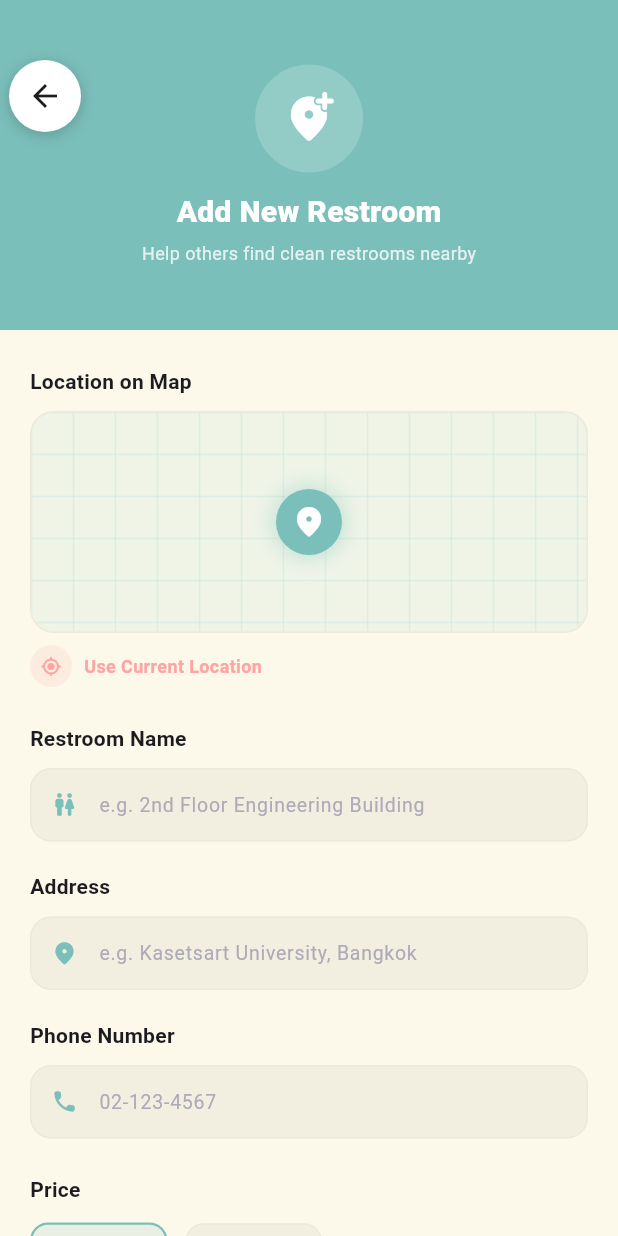
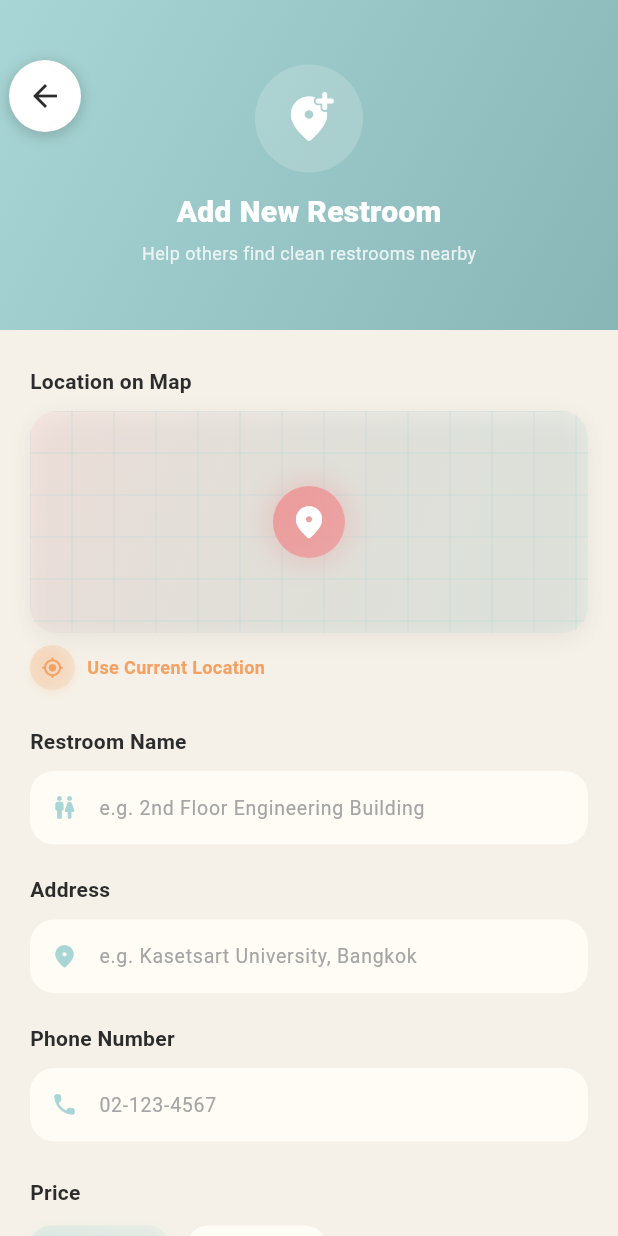
Before and after one commit to chaoticJester/01418342-Project-RestroomNearU, a Flutter app: the AddNewRestroomPage screen opened by its route, on a phone screen of 412 x 824 dp. Run offline on Flutter 3.47's test engine with Material 3 defaults, Android fonts, the phone set to English and light mode, and no system bars; our stand-ins replace cloud_firestore, firebase_auth, firebase_core, font_awesome_flutter, google_maps_flutter, google_sign_in and 1 more; accounts and stored records are empty.

Commit message:
style: redesign AddNewRestroomPage with Figma-inspired theme
- Update color palette to match warm cream and soft pastels
- Replace teal/coral with pink/mint accent colors
- Add gradient background to hero header (mint gradient)
- Redesign map preview with pink-to-mint gradient and shadow
- Update location marker with pink gradient and glow effect
- Add gradient to use location button (orange accent)
- Remove borders from text fields, add mint focus state
- Update price toggle chips with gradients and shadows
- Add gradient to 24-hour toggle switch
- Apply soft shadows to time pickers (no borders)
- Redesign amenity grid items with pink gradients
- Update photo add button with mint gradient
- Enhance submit button with mint gradient and prominent shadow
- Remove all solid borders for cleaner, handcrafted aesthetic
- Update all snackbar colors to mint
- Adjust grid painter color for map preview

Co-Authored-By: Warp <agent@warp.dev>

```diff
--- a/lib/pages/user/add_new_restroom_page.dart
+++ b/lib/pages/user/add_new_restroom_page.dart
@@ -2,19 +2,21 @@ import 'package:flutter/material.dart';
 import 'package:flutter/services.dart';
 
 // ─────────────────────────────────────────────
-// Design tokens (mirrors user_homepage.dart)
+// Design tokens - Figma inspired theme
 // ─────────────────────────────────────────────
 class _C {
-  static const bg         = Color(0xFFFCF9EA);
-  static const teal       = Color(0xFFBADFDB);
-  static const tealDark   = Color(0xFF7BBFBA);
-  static const coral      = Color(0xFFFFA4A4);
-  static const textDark   = Color(0xFF1C1B1F);
-  static const textMid    = Color(0xFF6B6874);
-  static const textLight  = Color(0xFFAEABB8);
-  static const divider    = Color(0xFFECE9DA);
-  static const fieldFill  = Color(0xFFF2EFE0);
-  static const cardBg     = Color(0xFFF7F4E6);
+  static const bg        = Color(0xFFF5F1E8);  // Warm cream background
+  static const card      = Color(0xFFFFFDFA);  // Lighter card surface
+  static const pink      = Color(0xFFEC9B9B);  // Soft pink accent
+  static const pinkLight = Color(0xFFF5D4D4);  // Light pink for backgrounds
+  static const mint      = Color(0xFFA8D5D5);  // Mint/teal accent
+  static const mintDark  = Color(0xFF88B5B5);  // Darker mint
+  static const orange    = Color(0xFFF5A162);  // Warm orange
+  static const textDark  = Color(0xFF2C2C2C);  // Near black
+  static const textMid   = Color(0xFF6B6B6B);  // Medium gray
+  static const textLight = Color(0xFFA5A5A5);  // Light gray
+  static const divider   = Color(0xFFE8E4DB);  // Soft divider
+  static const fieldFill = Color(0xFFFFFBF5);  // Input field background
 }
 
 class AddNewRestroomPage extends StatefulWidget {
@@ -94,7 +96,7 @@ class _AddNewRestroomPageState extends State<AddNewRestroomPage>
       builder: (context, child) => Theme(
         data: Theme.of(context).copyWith(
           colorScheme: const ColorScheme.light(
-            primary: _C.tealDark,
+            primary: _C.mint,
             onPrimary: Colors.white,
             surface: _C.bg,
           ),
@@ -111,7 +113,7 @@ class _AddNewRestroomPageState extends State<AddNewRestroomPage>
       ScaffoldMessenger.of(context).showSnackBar(
         SnackBar(
           content: const Text('Submitting restroom…'),
-          backgroundColor: _C.tealDark,
+          backgroundColor: _C.mint,
           behavior: SnackBarBehavior.floating,
           shape: RoundedRectangleBorder(borderRadius: BorderRadius.circular(12)),
         ),
@@ -223,8 +225,12 @@ class _AddNewRestroomPageState extends State<AddNewRestroomPage>
         Container(
           height: 220,
           width: double.infinity,
-          decoration: const BoxDecoration(
-            color: Color(0xFF7BBFBA),
+          decoration: BoxDecoration(
+            gradient: LinearGradient(
+              begin: Alignment.topLeft,
+              end: Alignment.bottomRight,
+              colors: [_C.mint, _C.mintDark],
+            ),
           ),
           child: Stack(
             children: [
@@ -327,9 +333,19 @@ class _AddNewRestroomPageState extends State<AddNewRestroomPage>
       width: double.infinity,
       height: 148,
       decoration: BoxDecoration(
-        borderRadius: BorderRadius.circular(16),
-        color: _C.teal.withOpacity(0.2),
-        border: Border.all(color: _C.divider),
+        borderRadius: BorderRadius.circular(18),
+        gradient: LinearGradient(
+          colors: [_C.pinkLight.withOpacity(0.4), _C.mint.withOpacity(0.15)],
+          begin: Alignment.topLeft,
+          end: Alignment.bottomRight,
+        ),
+        boxShadow: [
+          BoxShadow(
+            color: Colors.black.withOpacity(0.06),
+            blurRadius: 12,
+            offset: const Offset(0, 4),
+          ),
+        ],
       ),
       child: ClipRRect(
         borderRadius: BorderRadius.circular(16),
@@ -339,20 +355,24 @@ class _AddNewRestroomPageState extends State<AddNewRestroomPage>
             // Grid pattern for map-like appearance
             CustomPaint(size: const Size(double.infinity, 148), painter: _GridPainter()),
             Container(
-              width: 44,
-              height: 44,
+              width: 48,
+              height: 48,
               decoration: BoxDecoration(
-                color: _C.tealDark,
+                gradient: LinearGradient(
+                  colors: [_C.pink, _C.pink.withOpacity(0.8)],
+                  begin: Alignment.topLeft,
+                  end: Alignment.bottomRight,
+                ),
                 shape: BoxShape.circle,
                 boxShadow: [
                   BoxShadow(
-                    color: _C.tealDark.withOpacity(0.4),
-                    blurRadius: 12,
-                    spreadRadius: 2,
+                    color: _C.pink.withOpacity(0.4),
+                    blurRadius: 16,
+                    spreadRadius: 3,
                   ),
                 ],
               ),
-              child: const Icon(Icons.location_on_rounded, color: Colors.white, size: 24),
+              child: const Icon(Icons.location_on_rounded, color: Colors.white, size: 26),
             ),
           ],
         ),
@@ -368,7 +388,7 @@ class _AddNewRestroomPageState extends State<AddNewRestroomPage>
         ScaffoldMessenger.of(context).showSnackBar(
           SnackBar(
             content: const Text('Getting current location…'),
-            backgroundColor: _C.tealDark,
+            backgroundColor: _C.mint,
             behavior: SnackBarBehavior.floating,
             shape: RoundedRectangleBorder(borderRadius: BorderRadius.circular(12)),
           ),
@@ -378,21 +398,32 @@ class _AddNewRestroomPageState extends State<AddNewRestroomPage>
         mainAxisSize: MainAxisSize.min,
         children: [
           Container(
-            width: 28,
-            height: 28,
+            width: 30,
+            height: 30,
             decoration: BoxDecoration(
-              color: _C.coral.withOpacity(0.15),
+              gradient: LinearGradient(
+                colors: [_C.orange.withOpacity(0.25), _C.orange.withOpacity(0.1)],
+                begin: Alignment.topLeft,
+                end: Alignment.bottomRight,
+              ),
               shape: BoxShape.circle,
+              boxShadow: [
+                BoxShadow(
+                  color: _C.orange.withOpacity(0.15),
+                  blurRadius: 4,
+                  offset: const Offset(0, 2),
+                ),
+              ],
             ),
-            child: const Icon(Icons.my_location_rounded, size: 14, color: _C.coral),
+            child: const Icon(Icons.my_location_rounded, size: 15, color: _C.orange),
           ),
           const SizedBox(width: 8),
           const Text(
             'Use Current Location',
             style: TextStyle(
               fontSize: 12,
-              fontWeight: FontWeight.w600,
-              color: _C.coral,
+              fontWeight: FontWeight.w700,
+              color: _C.orange,
             ),
           ),
         ],
@@ -418,7 +449,7 @@ class _AddNewRestroomPageState extends State<AddNewRestroomPage>
         hintStyle: const TextStyle(fontSize: 13, color: _C.textLight),
         prefixIcon: Padding(
           padding: const EdgeInsets.only(left: 14, right: 10),
-          child: Icon(icon, size: 18, color: _C.tealDark),
+          child: Icon(icon, size: 18, color: _C.mint),
         ),
         prefixIconConstraints: const BoxConstraints(minWidth: 0, minHeight: 0),
         filled: true,
@@ -428,16 +459,16 @@ class _AddNewRestroomPageState extends State<AddNewRestroomPage>
           borderSide: BorderSide.none,
         ),
         enabledBorder: OutlineInputBorder(
-          borderRadius: BorderRadius.circular(14),
-          borderSide: const BorderSide(color: _C.divider, width: 1),
+          borderRadius: BorderRadius.circular(16),
+          borderSide: BorderSide.none,
         ),
         focusedBorder: OutlineInputBorder(
-          borderRadius: BorderRadius.circular(14),
-          borderSide: const BorderSide(color: _C.tealDark, width: 1.5),
+          borderRadius: BorderRadius.circular(16),
+          borderSide: const BorderSide(color: _C.mint, width: 2),
         ),
         errorBorder: OutlineInputBorder(
-          borderRadius: BorderRadius.circular(14),
-          borderSide: const BorderSide(color: _C.coral, width: 1.5),
+          borderRadius: BorderRadius.circular(16),
+          borderSide: const BorderSide(color: _C.pink, width: 2),
         ),
         contentPadding: const EdgeInsets.symmetric(horizontal: 16, vertical: 14),
       ),
@@ -453,7 +484,7 @@ class _AddNewRestroomPageState extends State<AddNewRestroomPage>
           icon: Icons.money_off_rounded,
           selected: isFree,
           onTap: () => setState(() => isFree = true),
-          activeColor: _C.tealDark,
+          activeColor: _C.mint,
         ),
         const SizedBox(width: 12),
         _toggleChip(
@@ -461,7 +492,7 @@ class _AddNewRestroomPageState extends State<AddNewRestroomPage>
           icon: Icons.paid_rounded,
           selected: !isFree,
           onTap: () => setState(() => isFree = false),
-          activeColor: _C.coral,
+          activeColor: _C.pink,
         ),
       ],
     );
@@ -482,14 +513,26 @@ class _AddNewRestroomPageState extends State<AddNewRestroomPage>
       child: AnimatedContainer(
         duration: const Duration(milliseconds: 200),
         curve: Curves.easeOut,
-        padding: const EdgeInsets.symmetric(horizontal: 20, vertical: 10),
+        padding: const EdgeInsets.symmetric(horizontal: 22, vertical: 11),
         decoration: BoxDecoration(
-          color: selected ? activeColor.withOpacity(0.15) : _C.fieldFill,
-          borderRadius: BorderRadius.circular(12),
-          border: Border.all(
-            color: selected ? activeColor : _C.divider,
-            width: selected ? 1.5 : 1,
-          ),
+          gradient: selected
+              ? LinearGradient(
+                  colors: [activeColor.withOpacity(0.22), activeColor.withOpacity(0.08)],
+                  begin: Alignment.topLeft,
+                  end: Alignment.bottomRight,
+                )
+              : null,
+          color: selected ? null : _C.fieldFill,
+          borderRadius: BorderRadius.circular(14),
+          boxShadow: selected
+              ? [
+                  BoxShadow(
+                    color: activeColor.withOpacity(0.2),
+                    blurRadius: 8,
+                    offset: const Offset(0, 3),
+                  ),
+                ]
+              : null,
         ),
         child: Row(
           mainAxisSize: MainAxisSize.min,
@@ -525,11 +568,27 @@ class _AddNewRestroomPageState extends State<AddNewRestroomPage>
             children: [
               AnimatedContainer(
                 duration: const Duration(milliseconds: 200),
-                width: 44,
-                height: 24,
+                width: 46,
+                height: 26,
                 decoration: BoxDecoration(
                   borderRadius: BorderRadius.circular(99),
-                  color: is24Hours ? _C.tealDark : _C.divider,
+                  gradient: is24Hours
+                      ? LinearGradient(
+                          colors: [_C.mint, _C.mintDark],
+                          begin: Alignment.centerLeft,
+                          end: Alignment.centerRight,
+                        )
+                      : null,
+                  color: is24Hours ? null : _C.divider,
+                  boxShadow: is24Hours
+                      ? [
+                          BoxShadow(
+                            color: _C.mint.withOpacity(0.3),
+                            blurRadius: 6,
+                            offset: const Offset(0, 2),
+                          ),
+                        ]
+                      : null,
                 ),
                 child: AnimatedAlign(
                   duration: const Duration(milliseconds: 200),
@@ -551,8 +610,8 @@ class _AddNewRestroomPageState extends State<AddNewRestroomPage>
                 'Open 24 hours',
                 style: TextStyle(
                   fontSize: 13,
-                  fontWeight: FontWeight.w600,
-                  color: is24Hours ? _C.tealDark : _C.textMid,
+                  fontWeight: FontWeight.w700,
+                  color: is24Hours ? _C.mint : _C.textMid,
                 ),
               ),
             ],
@@ -587,12 +646,18 @@ class _AddNewRestroomPageState extends State<AddNewRestroomPage>
         padding: const EdgeInsets.symmetric(horizontal: 14, vertical: 12),
         decoration: BoxDecoration(
           color: _C.fieldFill,
-          borderRadius: BorderRadius.circular(14),
-          border: Border.all(color: _C.divider),
+          borderRadius: BorderRadius.circular(16),
+          boxShadow: [
+            BoxShadow(
+              color: Colors.black.withOpacity(0.04),
+              blurRadius: 6,
+              offset: const Offset(0, 2),
+            ),
+          ],
         ),
         child: Row(
           children: [
-            Icon(Icons.access_time_rounded, size: 16, color: _C.tealDark),
+            Icon(Icons.access_time_rounded, size: 16, color: _C.mint),
             const SizedBox(width: 8),
             Column(
               crossAxisAlignment: CrossAxisAlignment.start,
@@ -641,19 +706,31 @@ class _AddNewRestroomPageState extends State<AddNewRestroomPage>
             curve: Curves.easeOut,
             padding: const EdgeInsets.symmetric(horizontal: 12),
             decoration: BoxDecoration(
-              color: value ? _C.teal.withOpacity(0.2) : _C.fieldFill,
-              borderRadius: BorderRadius.circular(12),
-              border: Border.all(
-                color: value ? _C.tealDark.withOpacity(0.4) : _C.divider,
-                width: value ? 1.5 : 1,
-              ),
+              gradient: value
+                  ? LinearGradient(
+                      colors: [_C.pinkLight, _C.pink.withOpacity(0.15)],
+                      begin: Alignment.topLeft,
+                      end: Alignment.bottomRight,
+                    )
+                  : null,
+              color: value ? null : _C.fieldFill,
+              borderRadius: BorderRadius.circular(14),
+              boxShadow: value
+                  ? [
+                      BoxShadow(
+                        color: _C.pink.withOpacity(0.15),
+                        blurRadius: 4,
+                        offset: const Offset(0, 2),
+                      ),
+                    ]
+                  : null,
             ),
             child: Row(
               children: [
                 Icon(
                   icon,
                   size: 16,
-                  color: value ? _C.tealDark : _C.textLight,
+                  color: value ? _C.pink : _C.textLight,
                 ),
                 const SizedBox(width: 8),
                 Expanded(
@@ -669,7 +746,7 @@ class _AddNewRestroomPageState extends State<AddNewRestroomPage>
                   ),
                 ),
                 if (value)
-                  const Icon(Icons.check_rounded, size: 13, color: _C.tealDark),
+                  const Icon(Icons.check_rounded, size: 14, color: _C.pink),
               ],
             ),
           ),
@@ -689,7 +766,7 @@ class _AddNewRestroomPageState extends State<AddNewRestroomPage>
             ScaffoldMessenger.of(context).showSnackBar(
               SnackBar(
                 content: const Text('Opening camera/gallery…'),
-                backgroundColor: _C.tealDark,
+                backgroundColor: _C.mint,
                 behavior: SnackBarBehavior.floating,
                 shape: RoundedRectangleBorder(
                     borderRadius: BorderRadius.circular(12)),
@@ -700,16 +777,26 @@ class _AddNewRestroomPageState extends State<AddNewRestroomPage>
             width: 72,
             height: 72,
             decoration: BoxDecoration(
-              color: _C.fieldFill,
-              borderRadius: BorderRadius.circular(14),
-              border: Border.all(color: _C.divider, width: 1.5),
+              gradient: LinearGradient(
+                colors: [_C.mint.withOpacity(0.15), _C.mint.withOpacity(0.05)],
+                begin: Alignment.topLeft,
+                end: Alignment.bottomRight,
+              ),
+              borderRadius: BorderRadius.circular(16),
+              boxShadow: [
+                BoxShadow(
+                  color: _C.mint.withOpacity(0.15),
+                  blurRadius: 8,
+                  offset: const Offset(0, 3),
+                ),
+              ],
             ),
             child: Column(
               mainAxisAlignment: MainAxisAlignment.center,
               children: const [
-                Icon(Icons.add_photo_alternate_rounded, size: 24, color: _C.tealDark),
+                Icon(Icons.add_photo_alternate_rounded, size: 26, color: _C.mint),
                 SizedBox(height: 4),
-                Text('Add', style: TextStyle(fontSize: 10, color: _C.textMid)),
+                Text('Add', style: TextStyle(fontSize: 10, fontWeight: FontWeight.w600, color: _C.mint)),
               ],
             ),
           ),
@@ -722,8 +809,8 @@ class _AddNewRestroomPageState extends State<AddNewRestroomPage>
             width: 72,
             height: 72,
             decoration: BoxDecoration(
-              borderRadius: BorderRadius.circular(14),
-              color: _C.teal.withOpacity(0.2),
+              borderRadius: BorderRadius.circular(16),
+              color: _C.pinkLight.withOpacity(0.3),
             ),
             child: ClipRRect(
               borderRadius: BorderRadius.circular(14),
@@ -741,15 +828,19 @@ class _AddNewRestroomPageState extends State<AddNewRestroomPage>
       onTap: _submitForm,
       child: Container(
         width: double.infinity,
-        padding: const EdgeInsets.symmetric(vertical: 16),
+        padding: const EdgeInsets.symmetric(vertical: 17),
         decoration: BoxDecoration(
-          color: _C.tealDark,
-          borderRadius: BorderRadius.circular(16),
+          gradient: LinearGradient(
+            colors: [_C.mint, _C.mintDark],
+            begin: Alignment.topLeft,
+            end: Alignment.bottomRight,
+          ),
+          borderRadius: BorderRadius.circular(18),
           boxShadow: [
             BoxShadow(
-              color: _C.tealDark.withOpacity(0.35),
-              blurRadius: 16,
-              offset: const Offset(0, 6),
+              color: _C.mint.withOpacity(0.4),
+              blurRadius: 20,
+              offset: const Offset(0, 8),
             ),
           ],
         ),
@@ -827,7 +918,7 @@ class _GridPainter extends CustomPainter {
   @override
   void paint(Canvas canvas, Size size) {
     final paint = Paint()
-      ..color = const Color(0xFFBADFDB).withOpacity(0.35)
+      ..color = const Color(0xFFA8D5D5).withOpacity(0.25)
       ..strokeWidth = 1;
     const step = 28.0;
     for (double x = 0; x < size.width; x += step) {
```
